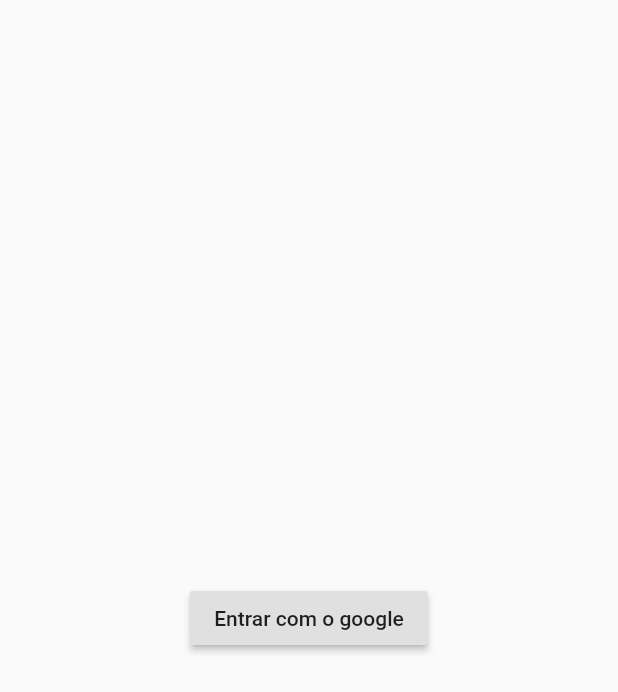
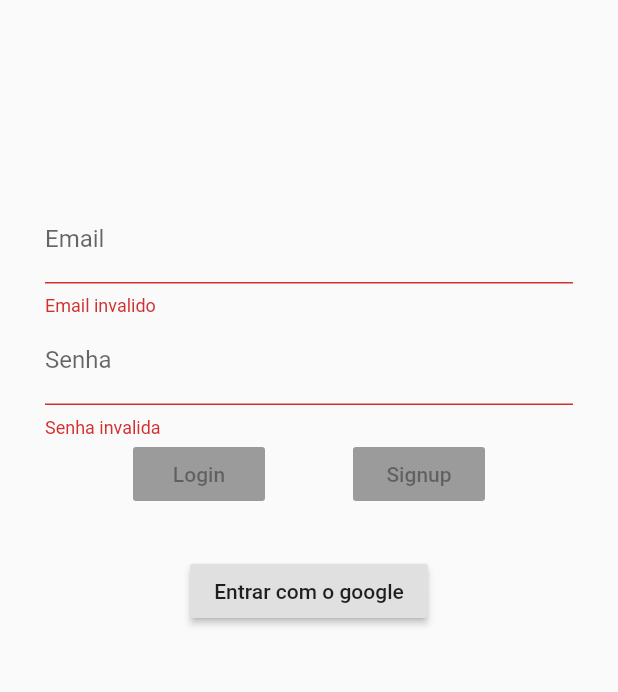
Before and after one commit to hugomachado93/aplicai, a Flutter app: the screen it shows after launch, on a phone screen of 412 x 824 dp. Shown: the top 692 px of the screen. Run offline on Flutter 3.47's test engine with Material 2 defaults, Android fonts, the phone set to English and light mode, and no system bars; our stand-ins replace badges, bloc, cached_network_image, cloud_firestore, dots_indicator, equatable and 8 more; accounts and stored records are empty.

Commit message:
corrige fluxo de login

```diff
--- /dev/null
+++ b/lib/bloc/login_event.dart
@@ -0,0 +1,23 @@
+part of 'login_bloc.dart';
+
+abstract class LoginEvent extends Equatable {
+  const LoginEvent();
+}
+
+class LoginEmailEvent extends LoginEvent {
+  final String email;
+
+  LoginEmailEvent(this.email);
+
+  @override
+  List<Object> get props => [email];
+}
+
+class LoginPasswordEvent extends LoginEvent {
+  final String password;
+
+  LoginPasswordEvent(this.password);
+
+  @override
+  List<Object> get props => [password];
+}
--- /dev/null
+++ b/lib/bloc/login_state.dart
@@ -0,0 +1,19 @@
+part of 'login_bloc.dart';
+
+class LoginState extends Equatable {
+  final bool isPasswordValid;
+  final bool isEmailValid;
+  final bool isValid;
+
+  const LoginState({this.isEmailValid = false, this.isPasswordValid = false, this.isValid = false});
+
+  copyWith({bool isPasswordValid, bool isEmailValid, bool isValid}) {
+    return LoginState(
+        isPasswordValid: isPasswordValid ?? this.isPasswordValid,
+        isEmailValid: isEmailValid ?? this.isEmailValid,
+        isValid: isValid ?? this.isValid);
+  }
+
+  @override
+  List<Object> get props => [isPasswordValid, isEmailValid, isValid];
+}
--- a/lib/home_page.dart
+++ b/lib/home_page.dart
@@ -1,7 +1,9 @@
+import 'package:aplicai/bloc/login_bloc.dart';
 import 'package:aplicai/service/auth_service.dart';
 import 'package:aplicai/service/user_service.dart';
 import 'package:aplicai/entity/user_entity.dart';
 import 'package:flutter/material.dart';
+import 'package:flutter_bloc/flutter_bloc.dart';
 import 'package:provider/provider.dart';
 import 'package:shared_preferences/shared_preferences.dart';
 
@@ -16,8 +18,10 @@ class _HomePageState extends State<HomePage> {
   AuthService authService = AuthService();
   UserService userService = UserService();
   SharedPreferences prefs;
-
+  final _formKey = GlobalKey<FormState>();
   bool isLoading = false;
+  String _email;
+  String _password;
 
   Future _signInWithGoogle(context) async {
     try {
@@ -49,20 +53,95 @@ class _HomePageState extends State<HomePage> {
     }
   }
 
+  _buildEmailField(LoginState state, BuildContext context) {
+    return TextFormField(
+      decoration: InputDecoration(
+          labelText: "Email",
+          errorText: !state.isEmailValid ? "Email invalido" : null),
+      onChanged: (value) {
+        _email = value;
+        Provider.of<LoginBloc>(context, listen: false)
+            .add(LoginEmailEvent(value));
+      },
+    );
+  }
+
+  _buildPasswordField(LoginState state, BuildContext context) {
+    return TextFormField(
+      decoration: InputDecoration(
+          labelText: "Senha",
+          errorText: !state.isPasswordValid ? "Senha invalida" : null),
+      onChanged: (value) {
+        _password = value;
+        Provider.of<LoginBloc>(context, listen: false)
+            .add(LoginPasswordEvent(value));
+      },
+    );
+  }
+
+  _buildLoginButton(LoginState state) {
+    return Container(
+      child: RaisedButton(
+          child: Text("Login"), onPressed: state.isValid ? _login : null),
+    );
+  }
+
+  _buildSignupButton(LoginState state) {
+    return Container(
+      child: RaisedButton(
+          child: Text("Signup"), onPressed: state.isValid ? _signup : null),
+    );
+  }
+
+  _login() {
+    print("Logado");
+  }
+
+  _signup() {
+    authService.createUser(_email, _password);
+  }
+
   @override
   Widget build(Object context) {
     return Scaffold(
-      body: Container(
-        child: Center(
-          child: isLoading
+        body: BlocProvider(
+      create: (context) => LoginBloc(),
+      child: BlocBuilder<LoginBloc, LoginState>(
+        builder: (context, state) {
+          return Container(
+              margin: EdgeInsets.all(30),
+              child: Form(
+                key: _formKey,
+                child: Column(
+                  crossAxisAlignment: CrossAxisAlignment.center,
+                  children: [
+                    SizedBox(
+                      height: 100,
+                    ),
+                    _buildEmailField(state, context),
+                    _buildPasswordField(state, context),
+                    Row(
+                      mainAxisAlignment: MainAxisAlignment.spaceEvenly,
+                      children: [
+                        _buildLoginButton(state),
+                        _buildSignupButton(state),
+                      ],
+                    ),
+                    SizedBox(
+                      height: 30,
+                    ),
+                    isLoading
                         ? CircularProgressIndicator()
                         : RaisedButton(
                             child: Text("Entrar com o google"),
                             onPressed: () async {
                               await _signInWithGoogle(context);
                             }),
+                  ],
                 ),
+              ));
+        },
       ),
-    );
+    ));
   }
 }
--- a/lib/pages/explore_page.dart
+++ b/lib/pages/explore_page.dart
@@ -83,6 +83,7 @@ class _ExplorePageState extends State<ExplorePage> {
                                     arguments: demanda);
                               },
                               child: Card(
+                                color: Colors.white60,
                                 shape: RoundedRectangleBorder(
                                     borderRadius: BorderRadius.circular(15)),
                                 margin: EdgeInsets.all(15),
--- a/lib/root.dart
+++ b/lib/root.dart
@@ -1,9 +1,6 @@
 
 import 'package:aplicai/home_page.dart';
 import 'package:flutter/material.dart';
-import 'package:provider/provider.dart';
-
-import 'entity/user_entity.dart';
 
 class RootPage extends StatefulWidget {
   @override
--- a/lib/service/auth_service.dart
+++ b/lib/service/auth_service.dart
@@ -22,6 +22,14 @@ class AuthService {
     return user;
   }
 
+  Future createUser(String email, String password) {
+    try {
+      _firebaseAuth.createUserWithEmailAndPassword(email: email, password: password);
+    } catch (err) {
+      print(err);
+    }
+  }
+
   logoutUser() async {
     await _firebaseAuth.signOut();
     await _googleSignIn.signOut();
```
Also changed, not shown: lib/bloc/login_bloc.dart (added, +43 -0 lines). Lines whose indentation alone changed are shown as unchanged.
